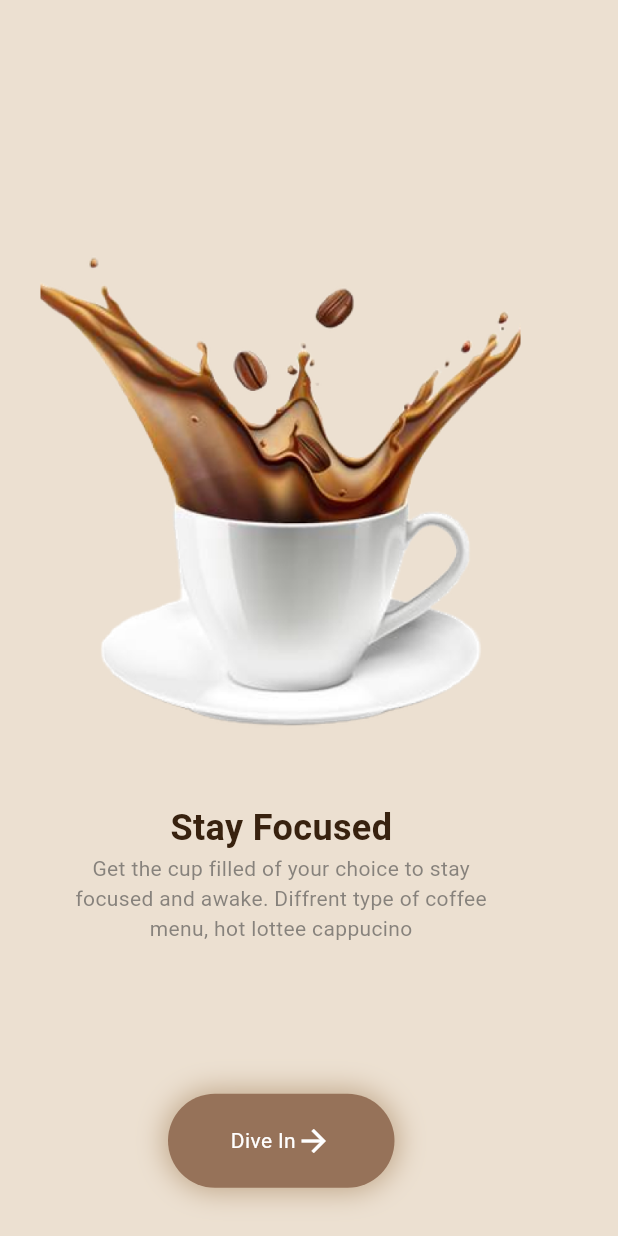
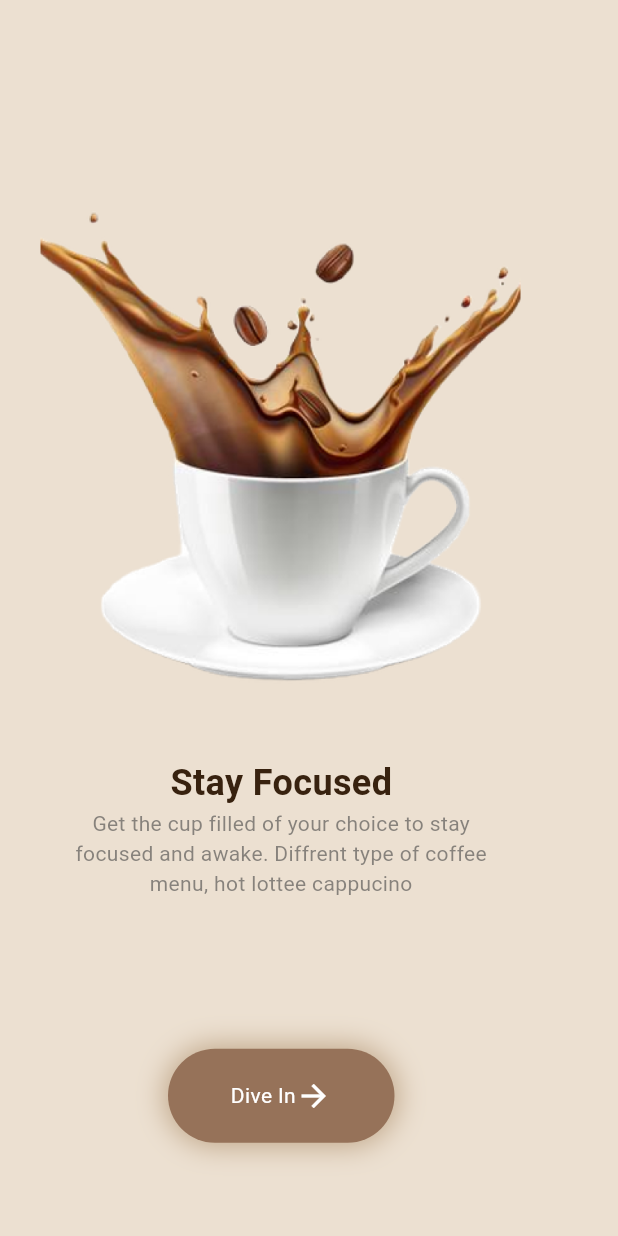
Before and after one commit to CSI-Trainees-25/vivek_24153106_appTask2, a Flutter app: the screen it shows after launch, on a phone screen of 412 x 824 dp. Run offline on Flutter 3.47's test engine with Material 3 defaults, Android fonts, the light colour scheme and no system bars; our stand-ins replace google_fonts.

Commit message:
changes made in intro-page

```diff
--- a/lib/intro_page.dart
+++ b/lib/intro_page.dart
@@ -11,8 +11,9 @@ class IntroPage extends StatelessWidget {
       backgroundColor: Color.fromRGBO(236, 224, 209, 1),
       body: Column(
         mainAxisAlignment: MainAxisAlignment.center,
+        crossAxisAlignment: CrossAxisAlignment.center,
         children: [
-          SizedBox(height: 80),
+          SizedBox(height: 20),
           Image.asset('assets/introImage.png', height: 423, width: 375),
           Text(
             'Stay Focused',
```
